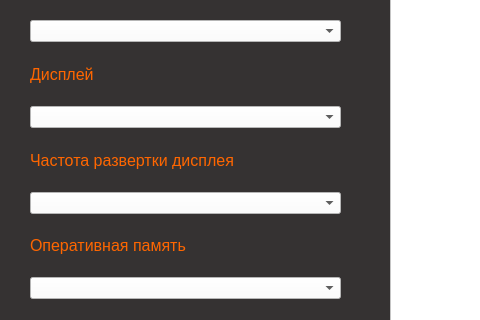
Qt form templates/ui/filters.ui (aaalace/D-Compare) before a commit; both pictures show x 0 to 480 and y 144 to 464 of the 776 by 752 pixel window.
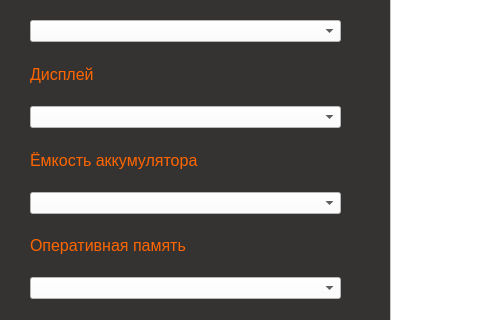
The same form after that commit.

What changed in the file:
```diff
--- a/templates/ui/filters.ui
+++ b/templates/ui/filters.ui
@@ -265,7 +265,7 @@
         <string notr="true">color: #FF6600</string>
        </property>
        <property name="text">
-        <string>Частота развертки дисплея</string>
+        <string>Ёмкость аккумулятора</string>
        </property>
       </widget>
      </item>
```
Left out of the diff: 4 changed lines with no effect on the pictures.
